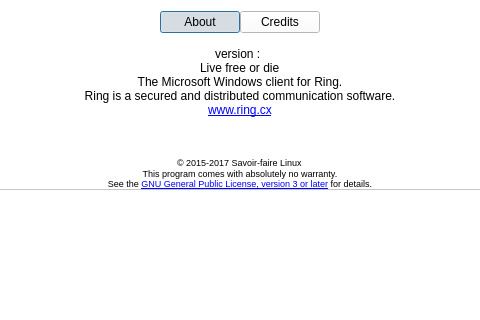
The window that aboutdialog.ui (savoirfairelinux/jami-client-windows) describes before a commit, drawn with Qt 5; both pictures show x 97 to 577 and y 0 to 320 of the 674 by 555 pixel window.
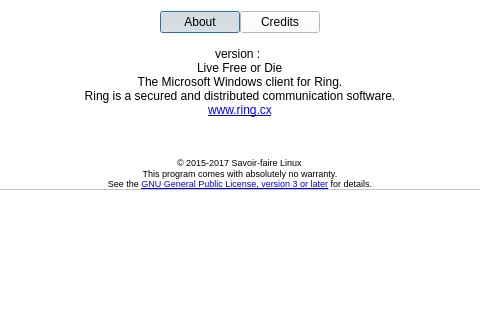
The same window after the commit. Icons and pictures are not drawn.

Commit message: misc: bump release name to Live Free or Die

Diff of the .ui file:
```diff
--- a/aboutdialog.ui
+++ b/aboutdialog.ui
@@ -544,7 +544,7 @@
       <item alignment="Qt::AlignHCenter">
        <widget class="QLabel" name="releaseLabel">
         <property name="text">
-         <string>Live free or die</string>
+         <string>Live Free or Die</string>
         </property>
         <property name="textFormat">
          <enum>Qt::PlainText</enum>
```
The commit also changes 1 other file.
